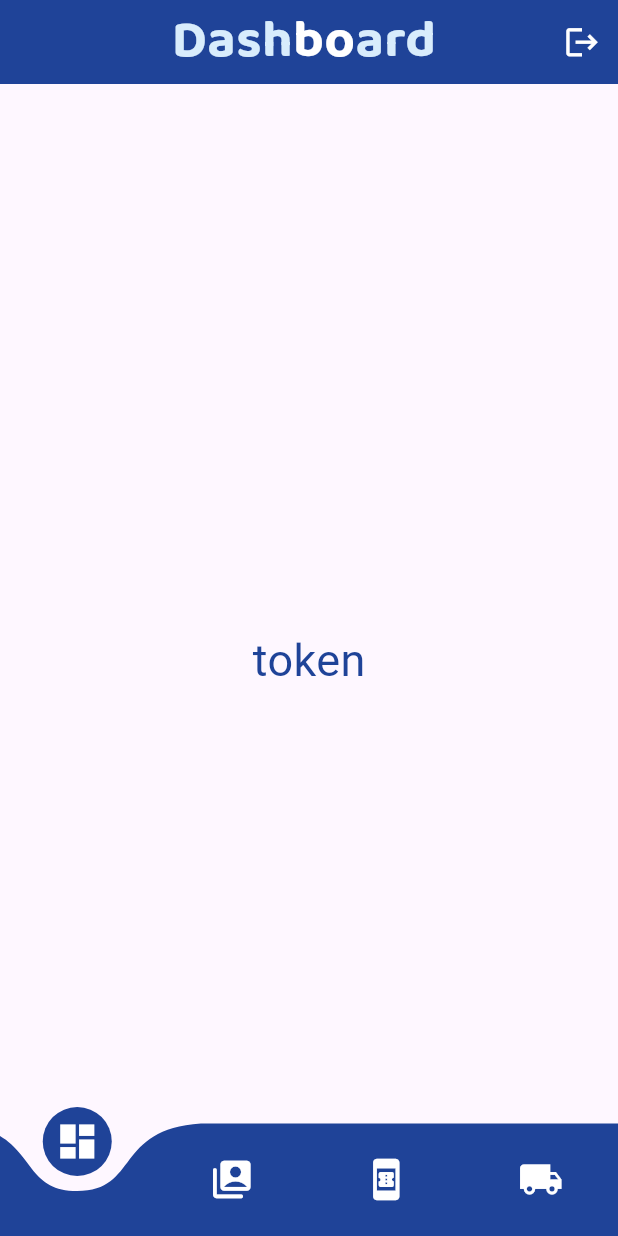
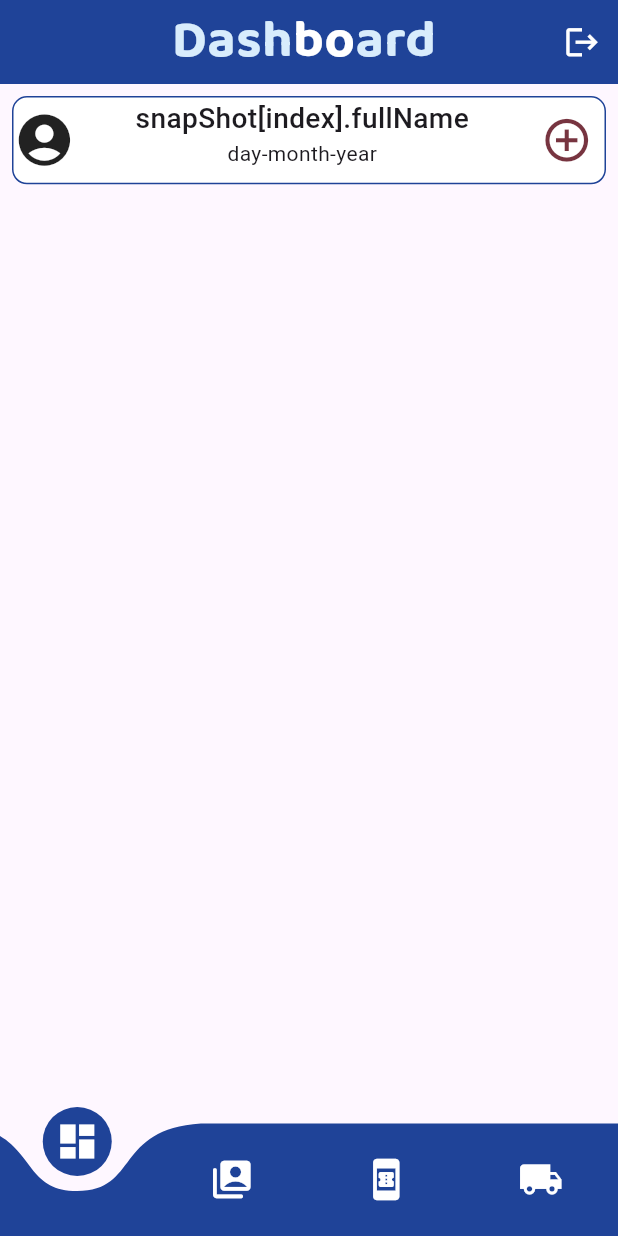
Before and after one commit to Afsinshaji/Best-Express-Cargo, a Flutter app: the AnimatedBottomNavBar screen opened directly, on a phone screen of 412 x 824 dp. Run offline on Flutter 3.47's test engine with Material 2 defaults, Android fonts, the phone set to English and light mode, and no system bars; drawn by our look-alikes of curved_navigation_bar, text_scroll; our stand-ins replace awesome_snackbar_content, dio, dropdown_button2, floating_bottom_navigation_bar, geolocator, google_fonts and 7 more; missing offline and left inert: floating_action_bubble; accounts and stored records are empty.

Commit message:
Data listed on attendance

```diff
--- a/lib/common/rflutter.dart
+++ b/lib/common/rflutter.dart
@@ -1,5 +1,3 @@
-import 'package:animated_snack_bar/animated_snack_bar.dart';
-import 'package:awesome_snackbar_content/awesome_snackbar_content.dart';
 import 'package:best_seller/providers/auth_provider.dart';
 import 'package:flutter/material.dart';
 import 'package:provider/provider.dart';
@@ -24,6 +22,7 @@ signOutDilogueBox(context) {
           style: TextStyle(color: Colors.white, fontSize: 18),
         ),
       ),
+
       DialogButton(
         onPressed: () {
           Provider.of<AuthStateManagement>(context, listen: false)
--- a/lib/model/user_model.dart
+++ b/lib/model/user_model.dart
@@ -2,12 +2,14 @@ class User {
 
   String? name;
   String? email;
+  int? branch_id;
 
-  User({this.name,this.email});
+  User({this.name,this.email,this.branch_id});
 
-  User.fromJson(Map<String, dynamic> json)
-  :name =json['name'],
-   email =json['email'];
+  // User.fromJson(Map<String, dynamic> json)
+  // :name =json['name'],
+  //  email =json['email'];
+
 
 
 }
--- a/lib/navbar/animated_bottom.dart
+++ b/lib/navbar/animated_bottom.dart
@@ -25,7 +25,7 @@ class BAnimatedottomBState extends State<AnimatedBottomNavBar> {
   void initState() {
     // readToken(context);
    initPrefsAndToken();
-    log("On Navigation Bar: $myToken");
+    log("On Navigation Bar 1: $myToken");
     super.initState();
   }
 
@@ -34,7 +34,7 @@ class BAnimatedottomBState extends State<AnimatedBottomNavBar> {
     prefs = await SharedPreferences.getInstance();
     // myToken = prefs.getString('token') ?? '';
    myToken = prefs.getString('token');
-    log("On Navigation Bar: $myToken");
+    log("On Navigation Bar 2: $myToken");
   }
   void readToken(String? token) async {
     if (token != null) {
@@ -46,7 +46,7 @@ class BAnimatedottomBState extends State<AnimatedBottomNavBar> {
   }
 
   List<Widget> pages = [
-     DashBoardScreen(),
+     const DashBoardScreen(),
     const AttendanceScreen(),
     const BookingScreen(),
     const ShippingScreen(),
--- a/lib/providers/auth_provider.dart
+++ b/lib/providers/auth_provider.dart
@@ -14,18 +14,28 @@ import 'package:top_snackbar_flutter/top_snack_bar.dart';
 
 class AuthStateManagement extends ChangeNotifier {
   bool _isLoggedIn = false;
-  User? _user;
+  //  User? user;
   var tokenGet;
   bool get authenticated => _isLoggedIn;
-  User? get user => _user;
+  // User? get user => _user;
+  User? user;
+     var _branch_id;
+     dynamic get branch_id => _branch_id;
 
-  Future<void> login(
-      String email, String password, BuildContext context) async {
+  Future login(String email, String password, BuildContext context) async {
+
+    String  userName;
+    String userEmail;
     try {
       var response = await _performLogin(email, password);
 
       if (response.statusCode == 200 || response.statusCode == 201) {
         final token = response.data['token'].toString();
+        _branch_id = response.data['user']['branch_id'].toString();
+        // userEmail =response.data['user']['email'].toString();
+        // userName =response.data['user']['name'].toString();
+        // user=User(branch_id: branch_id,email: userEmail,name: userName);
+        log("in login $branch_id");
         saveToken(token);
         _isLoggedIn = true;
 
@@ -34,6 +44,7 @@ class AuthStateManagement extends ChangeNotifier {
             builder: (context) => const AnimatedBottomNavBar(),
           ),
         );
+
         showTopSnackBar(
           Overlay.of(context),
           const CustomSnackBar.success(
@@ -41,9 +52,10 @@ class AuthStateManagement extends ChangeNotifier {
           ),
         );
         notifyListeners();
+        // return branch_id;
       } else {
         // Handle non-200 status code here
-        log('Login Failed: ${response.statusCode}');
+        log('Login Failed 1: ${response.statusCode}');
       }
     } catch (e) {
       // Handle other errors here
@@ -53,7 +65,7 @@ class AuthStateManagement extends ChangeNotifier {
           message: "Enter Correct UserName and Password",
         ),
       );
-      log('Login Error: $e');
+      log('Login Error catch: $e');
     }
   }
 
--- a/lib/providers/dashboard_provider.dart
+++ b/lib/providers/dashboard_provider.dart
@@ -16,7 +16,7 @@ class DashBoardProvider extends ChangeNotifier  {
 
       myTokenfront = prefs.getString('token');
 
-    log("On Navigation Bar: $myToken");
+    log("On Navigation Bar 2: $myToken");
     notifyListeners();
   }
 
--- a/lib/screens/attendence/attendance.dart
+++ b/lib/screens/attendence/attendance.dart
@@ -1,7 +1,6 @@
 import 'dart:developer';
 
 import 'package:best_seller/providers/attendance_provider.dart';
-import 'package:best_seller/services/api_service.dart';
 import 'package:best_seller/common/date_piccker_date_to.dart';
 import 'package:best_seller/common/date_picker_date_from.dart';
 import 'package:best_seller/model/attendance_api_model.dart';
@@ -14,8 +13,7 @@ import 'package:provider/provider.dart';
 import '../../constant/const.dart';
 
 class AttendanceScreen extends StatelessWidget {
-
-  const AttendanceScreen({ super.key});
+  const AttendanceScreen({super.key});
 
   @override
   // void initState() {
@@ -49,7 +47,10 @@ class AttendanceScreen extends StatelessWidget {
   @override
   Widget build(BuildContext context) {
     // AttendenceApi attendenceService = AttendenceApi();
-    Provider.of<AttendanceProvider>(context).fetchAttendanceData();
+    // Provider.of<AttendanceProvider>(context).fetchAttendanceData();
+    // Provider.of<AttendanceProvider>(context, listen: false)
+    //     .fetchStaffById(context);
+
     return Scaffold(
       appBar: AppBar(
         automaticallyImplyLeading: false,
@@ -102,8 +103,10 @@ class AttendanceScreen extends StatelessWidget {
                   child: SizedBox(
                     height: 40,
                     child: CupertinoSearchTextField(
-                      controller:Provider.of<AttendanceProvider>(context).searchController,
-                      onChanged: Provider.of<AttendanceProvider>(context).filterAttendance,
+                      controller: Provider.of<AttendanceProvider>(context)
+                          .searchController,
+                      onChanged: Provider.of<AttendanceProvider>(context)
+                          .filterAttendance,
                       suffixIcon: const Icon(
                         CupertinoIcons.xmark_circle_fill,
                         size: 22,
@@ -117,35 +120,35 @@ class AttendanceScreen extends StatelessWidget {
       ),
       body: Column(
         children: [
-          FutureBuilder(
-              future: Future.value(Provider.of<AttendanceProvider>(context).filteredAttendanceList),
+          Consumer<AttendanceProvider>(
+            builder: (context, value, _) => FutureBuilder(
+              future: value.httpCovertedCode(context),
               builder: (context, snapshot) {
-                // print(snapshot);
-                log(snapshot.data.toString());
-                if (snapshot.hasData) {
-                  // Data? attendanceList = snapshot.data;
-                  List<Datum>? attendanceList = snapshot.data;
-                  if (attendanceList != null && attendanceList.isNotEmpty) {
-                    return Expanded(
-                      child: ListView.builder(
-                        physics: const BouncingScrollPhysics(),
-                        itemBuilder: (context, index) => AttendenceContainer(
-                            snapShot: attendanceList, index: index),
-                        itemCount: attendanceList.length,
-                      ),
-                    );
-                  } else {
-                    return const Center(child: Text('No data available'));
-                  }
+                if (snapshot.connectionState == ConnectionState.waiting) {
+                  return const Center(child: CircularProgressIndicator());
+                } else if (snapshot.hasError) {
+                  return Center(child: Text('Error: ${snapshot.error}'));
+                } else if (!snapshot.hasData || snapshot.data!.isEmpty) {
+                  return const Center(child: Text('No data available'));
                 } else {
-                  return const Column(
-                    crossAxisAlignment: CrossAxisAlignment.center,
-                    children: [
-                      Center(child: CircularProgressIndicator(strokeWidth: 2)),
-                    ],
+                  final attendanceList = snapshot.data!;
+                  return Expanded(
+                    child: ListView.builder(
+                      physics: const BouncingScrollPhysics(),
+                      itemBuilder: (context, index) {
+                  log(' IN UI ${attendanceList[index].fullName.toString()}');
+                        return AttendenceContainer(
+                          snapShot: attendanceList,
+                          index: index,
+                        );
+                      },
+                      itemCount: attendanceList.length,
+                    ),
                   );
                 }
-              }),
+              },
+            ),
+          )
         ],
       ),
     );
--- a/lib/screens/attendence/widgets/staff_detail_screen.dart
+++ b/lib/screens/attendence/widgets/staff_detail_screen.dart
@@ -54,7 +54,7 @@ class StaffDetailScreen extends StatelessWidget {
                 SizedBox(
                   height: mHeight / 60,
                 ),
-                StaffDetailList(firstField:"Staff Id" , secondField: snapShot[index].staffId),
+                // StaffDetailList(firstField:"Staff Id" , secondField: snapShot[index].staffId),
                 SizedBox(
                   height: mHeight / 60,
                 ),
--- a/lib/screens/dashboard/dashboard.dart
+++ b/lib/screens/dashboard/dashboard.dart
@@ -1,10 +1,15 @@
+import 'dart:developer';
 
+import 'package:awesome_snackbar_content/awesome_snackbar_content.dart';
 import 'package:best_seller/common/rflutter.dart';
 import 'package:best_seller/constant/const.dart';
+import 'package:best_seller/functions/location.dart';
 import 'package:best_seller/providers/dashboard_provider.dart';
+import 'package:best_seller/screens/attendence/widgets/create_attendance.dart';
 import 'package:flutter/material.dart';
 import 'package:google_fonts/google_fonts.dart';
 import 'package:provider/provider.dart';
+import 'package:text_scroll/text_scroll.dart';
 
 class DashBoardScreen extends StatelessWidget {
   const DashBoardScreen({
@@ -13,7 +18,10 @@ class DashBoardScreen extends StatelessWidget {
 
   @override
   Widget build(BuildContext context) {
-    Provider.of<DashBoardProvider>(context).initPrefsAndToken();
+    WidgetsBinding.instance.addPostFrameCallback((_) {
+      Provider.of<DashBoardProvider>(context, listen: false)
+          .initPrefsAndToken();
+    });
     return Scaffold(
       appBar: AppBar(
         automaticallyImplyLeading: false,
@@ -63,22 +71,87 @@ class DashBoardScreen extends StatelessWidget {
               )),
         ],
       ),
-      // backgroundColor: mainConColor,
-      //  body:
-      body: Center(
-        child: Column(
-          mainAxisAlignment: MainAxisAlignment.center,
-          children: [
-            Consumer<DashBoardProvider>(
-              builder: (context, value, child) =>
-              Center(
-                  child: Text(
-              value. myToken ?? 'Dash',
-                style: const TextStyle(fontSize: 30, color: logoBlue),
-              )),
+      // body: Center(
+      //   child: Column(
+      //     mainAxisAlignment: MainAxisAlignment.center,
+      //     children: [
+      //       Consumer<DashBoardProvider>(
+      //         builder: (context, value, child) => Center(
+      //             child: Text(
+      //           value.myToken ?? 'Dash',
+      //           style: const TextStyle(fontSize: 30, color: logoBlue),
+      //         )),
+      //       ),
+      //     ],
+      //   ),
+      // ),
+      body: Column(
+        children: [
+          Container(
+            height: MediaQuery.sizeOf(context).height / 14,
+            margin: const EdgeInsets.all(8),
+            decoration: BoxDecoration(
+                color: Colors.white,
+                border: Border.all(color: logoBlue),
+                borderRadius: const BorderRadius.all(Radius.circular(10))),
+            child: Row(
+              mainAxisAlignment: MainAxisAlignment.spaceBetween,
+              children: [
+                Icon(Icons.account_circle_rounded,
+                    size: MediaQuery.sizeOf(context).width / 10),
+                Column(
+                  children: [
+                    TextScroll(
+                      "snapShot[index].fullName",
+                      velocity: const Velocity(pixelsPerSecond: Offset(80, 0)),
+                      delayBefore: const Duration(milliseconds: 500),
+                      numberOfReps: 10,
+                      pauseBetween: const Duration(milliseconds: 500),
+                      textAlign: TextAlign.right,
+                      selectable: true,
+                      style: TextStyle(
+                          fontSize: MediaQuery.sizeOf(context).width / 22,
+                          fontWeight: FontWeight.w500),
+                    ),
+                    Text("day-month-year"),
+                  ],
+                ),
+                IconButton(
+                onPressed: () {
+                  var time = DateTime.now();
+                  Navigator.of(context).push(MaterialPageRoute(
+                    builder: (context) => CreateAttendcance(
+                      time: time,
+                    ),
+                  ));
+                  CurrentLocation().getCurrentLocation();
+                  final snackBar = SnackBar(
+                    padding: const EdgeInsets.all(30),
+                    duration: const Duration(seconds: 3),
+                    elevation: 0,
+                    behavior: SnackBarBehavior.floating,
+                    backgroundColor: Colors.transparent,
+                    content: AwesomeSnackbarContent(
+                      inMaterialBanner: true,
+                      title: "Timing",
+                      message:
+                          "CheckIn Time: 8:00 AM To 10:30 AM |Checkout Time :8:30 PM To 11:55 PM",
+                      contentType: ContentType.help,
+                    ),
+                  );
+                  ScaffoldMessenger.of(context).showSnackBar(snackBar);
+
+                  log(time.toString());
+                },
+                icon: Icon(
+                  Icons.add_circle_outline_sharp,
+                  size: MediaQuery.sizeOf(context).width / 12,
+                  color: logoRed,
+                )),
+              ],
             ),
-          ],
-        ),
+          )
+        ],
       ),
     );
   }
```
Also changed, not shown: lib/model/attendance_api_model.dart (+12 -30 lines), lib/providers/attendance_provider.dart (+155 -12 lines), lib/screens/attendence/widgets/attendence_container.dart (+16 -5 lines), lib/services/api_service.dart (+21 -21 lines).
